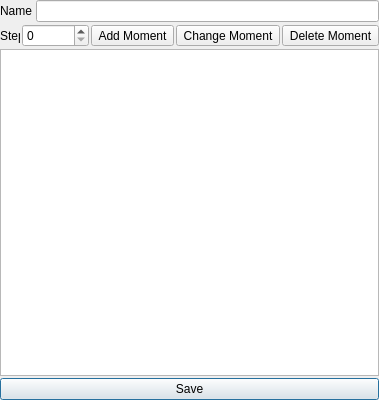
Qt form Editors/TimelineEditor.ui (enigma-dev/RadialGM) before a commit.
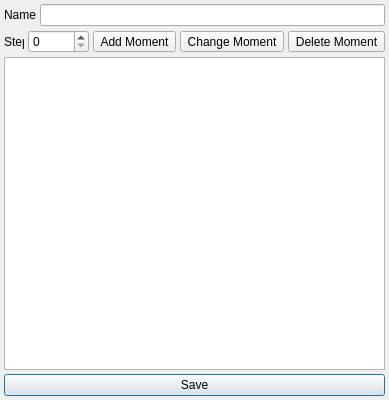
The same form after that commit. Icons and pictures are not drawn.

Commit message: Mock up event selection dialog.

Diff of the .ui file:
```diff
--- a/Editors/TimelineEditor.ui
+++ b/Editors/TimelineEditor.ui
@@ -28,19 +28,19 @@
   </property>
   <layout class="QVBoxLayout" name="verticalLayout">
    <property name="spacing">
-    <number>2</number>
+    <number>4</number>
    </property>
    <property name="leftMargin">
-    <number>0</number>
+    <number>4</number>
    </property>
    <property name="topMargin">
-    <number>0</number>
+    <number>4</number>
    </property>
    <property name="rightMargin">
-    <number>0</number>
+    <number>4</number>
    </property>
    <property name="bottomMargin">
-    <number>0</number>
+    <number>4</number>
    </property>
    <item>
     <layout class="QGridLayout" name="propertiesLayout" columnstretch="0,0">
@@ -111,7 +111,7 @@
         </size>
        </property>
        <property name="maximum">
-        <number>999999999</number>
+        <number>99999</number>
        </property>
       </widget>
      </item>
@@ -143,6 +143,19 @@
        </property>
       </widget>
      </item>
+     <item>
+      <spacer name="horizontalSpacer">
+       <property name="orientation">
+        <enum>Qt::Horizontal</enum>
+       </property>
+       <property name="sizeHint" stdset="0">
+        <size>
+         <width>40</width>
+         <height>20</height>
+        </size>
+       </property>
+      </spacer>
+     </item>
      <item>
       <widget class="QToolButton" name="deleteMomentButton">
        <property name="toolTip">
```
The commit also changes 7 other files.
